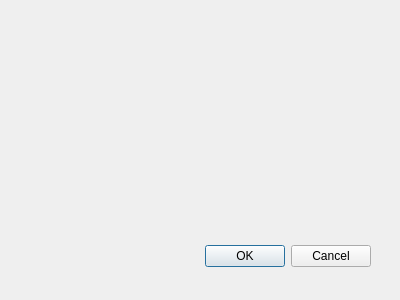
Qt form Lab2/alarmdialog.ui (tmyroniuk/OOP_Labs) before a commit.
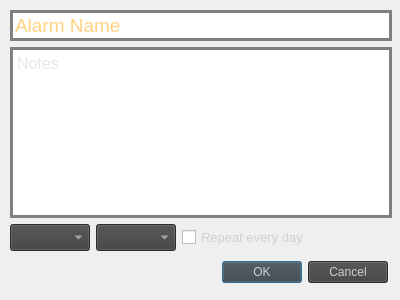
The same form after that commit.

Patch:
```diff
--- a/Lab2/alarmdialog.ui
+++ b/Lab2/alarmdialog.ui
@@ -15,15 +15,145 @@
   <property name="windowTitle">
    <string>Dialog</string>
   </property>
+  <widget class="QWidget" name="verticalLayoutWidget">
+   <property name="geometry">
+    <rect>
+     <x>10</x>
+     <y>10</y>
+     <width>382</width>
+     <height>241</height>
+    </rect>
+   </property>
+   <layout class="QVBoxLayout" name="verticalLayout">
+    <item>
+     <widget class="QLineEdit" name="lineEdit">
+      <property name="font">
+       <font>
+        <pointsize>14</pointsize>
+       </font>
+      </property>
+      <property name="contextMenuPolicy">
+       <enum>Qt::DefaultContextMenu</enum>
+      </property>
+      <property name="styleSheet">
+       <string notr="true">border: 3px solid gray;
+color: #ffa500;</string>
+      </property>
+      <property name="text">
+       <string/>
+      </property>
+      <property name="placeholderText">
+       <string>Alarm Name</string>
+      </property>
+     </widget>
+    </item>
+    <item>
+     <widget class="QTextEdit" name="textEdit">
+      <property name="font">
+       <font>
+        <pointsize>12</pointsize>
+       </font>
+      </property>
+      <property name="styleSheet">
+       <string notr="true">border: 3px solid gray;
+color: #d0d0d0;</string>
+      </property>
+      <property name="placeholderText">
+       <string>Notes</string>
+      </property>
+     </widget>
+    </item>
+    <item>
+     <layout class="QHBoxLayout" name="horizontalLayout">
+      <item>
+       <widget class="QComboBox" name="hourBox">
+        <property name="sizePolicy">
+         <sizepolicy hsizetype="Preferred" vsizetype="Expanding">
+          <horstretch>0</horstretch>
+          <verstretch>0</verstretch>
+         </sizepolicy>
+        </property>
+        <property name="font">
+         <font>
+          <pointsize>12</pointsize>
+         </font>
+        </property>
+        <property name="styleSheet">
+         <string notr="true">background: #3E3F40;
+color: #d0d0d0;
+padding: 2px;
+section-color: #d0d0d0;</string>
+        </property>
+        <property name="maxVisibleItems">
+         <number>24</number>
+        </property>
+       </widget>
+      </item>
+      <item>
+       <widget class="QComboBox" name="minBox">
+        <property name="sizePolicy">
+         <sizepolicy hsizetype="Preferred" vsizetype="Preferred">
+          <horstretch>0</horstretch>
+          <verstretch>0</verstretch>
+         </sizepolicy>
+        </property>
+        <property name="font">
+         <font>
+          <pointsize>12</pointsize>
+         </font>
+        </property>
+        <property name="styleSheet">
+         <string notr="true">background: #3E3F40;
+color: #d0d0d0;
+padding: 2px;
+</string>
+        </property>
+       </widget>
+      </item>
+      <item>
+       <widget class="QCheckBox" name="checkBox">
+        <property name="sizePolicy">
+         <sizepolicy hsizetype="Expanding" vsizetype="Fixed">
+          <horstretch>0</horstretch>
+          <verstretch>0</verstretch>
+         </sizepolicy>
+        </property>
+        <property name="font">
+         <font>
+          <pointsize>10</pointsize>
+         </font>
+        </property>
+        <property name="styleSheet">
+         <string notr="true">color: #d0d0d0;</string>
+        </property>
+        <property name="text">
+         <string>Repeat every day</string>
+        </property>
+       </widget>
+      </item>
+     </layout>
+    </item>
+   </layout>
+  </widget>
   <widget class="QDialogButtonBox" name="buttonBox">
    <property name="geometry">
     <rect>
-     <x>30</x>
-     <y>240</y>
-     <width>341</width>
-     <height>32</height>
+     <x>10</x>
+     <y>260</y>
+     <width>378</width>
+     <height>25</height>
     </rect>
    </property>
+   <property name="sizePolicy">
+    <sizepolicy hsizetype="Minimum" vsizetype="Fixed">
+     <horstretch>0</horstretch>
+     <verstretch>0</verstretch>
+    </sizepolicy>
+   </property>
+   <property name="styleSheet">
+    <string notr="true">background: #3E3F40;
+color: #d0d0d0;</string>
+   </property>
    <property name="orientation">
     <enum>Qt::Horizontal</enum>
    </property>
```
Left out of the diff: 5 changed lines with no effect on the pictures.
